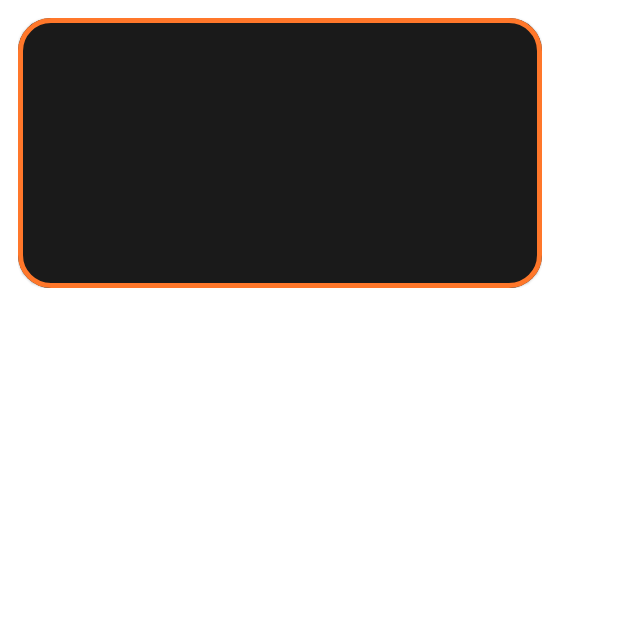
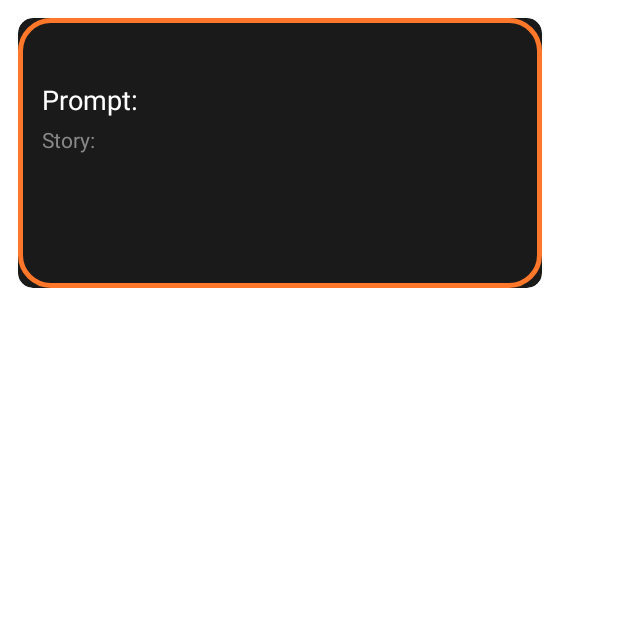
Before and after one commit to Palash2911/Athena, an Android app built with Jetpack Compose: the composable CustomPrompt called with empty values, on a phone screen of 412 x 824 dp, the top half of it. Run offline under Robolectric (Android 15) with nearby library versions, the light colour scheme and no system bars; our stand-ins replace Firebase (no records; nobody signed in at launch, a user with empty details on screens opened directly); 1 statement that could not run was skipped.

Commit message:
Profile screen UI refinements
Signed-off-by: Arjun Ingole <arjuningole38@gmail.com>

```diff
--- a/app/src/main/java/com/gdsc/athena/screens/ProfileScreen.kt
+++ b/app/src/main/java/com/gdsc/athena/screens/ProfileScreen.kt
@@ -123,13 +123,13 @@ fun ProfileScreen(onNextButtonClicked:()->Unit, onPrevButtonClicked:()->Unit){
                     )
                 }
                 Text(
-                    text = "Saved prompts",
+                    text = "Saved Stories",
                     style = TextStyle(
                         fontSize = 30.sp,
                         color = Color.LightGray
                     ),
-                    modifier = Modifier.padding(start = 40.dp),
-                    textAlign = TextAlign.Start
+                    modifier = Modifier.fillMaxWidth(0.63f),
+                    textAlign = TextAlign.Center
                 )
             }
         }
@@ -161,18 +161,21 @@ fun CustomPrompt(type: String, prompt : String, story : String , modifier: Modif
             .border(width = 3.dp, color = Color(0XFFFF772A), shape = RoundedCornerShape(22.dp))
             .clip(shape = RoundedCornerShape(10.dp)),
 
-        shape = RoundedCornerShape(22.dp)
+        shape = RoundedCornerShape(10.dp),
     ) {
-        Column(modifier = Modifier.background(color=Color(0xFF1A1A1A))) {
+        Column(
+            modifier = Modifier.background(color=Color(0xFF1A1A1A)),
+            verticalArrangement = Arrangement.Top,
+        ) {
             Text(text = type ,style = TextStyle(fontSize = 28.sp, color = Color(0xFFFFFFFF )), modifier = Modifier
                 .fillMaxWidth()
-                .padding(horizontal = 2.dp, vertical = 3.dp), textAlign = TextAlign.Center,)
-            Text(text = prompt , style = TextStyle(fontSize = 18.sp ,color = Color.White , textAlign = TextAlign.Center) , modifier = Modifier
+                .padding(horizontal = 16.dp, vertical = 4.dp), textAlign = TextAlign.Start,)
+            Text(text = "Prompt: " + prompt , style = TextStyle(fontSize = 18.sp ,color = Color.White , textAlign = TextAlign.Start) , modifier = Modifier
                 .fillMaxWidth()
-                .padding(horizontal = 9.dp), maxLines = 1, overflow = TextOverflow.Ellipsis)
-            Text(text = story , style = TextStyle(fontSize = 14.sp ,color = Color.Gray , textAlign = TextAlign.Center) , modifier = Modifier
+                .padding(horizontal = 16.dp, vertical = 4.dp), maxLines = 1, overflow = TextOverflow.Ellipsis)
+            Text(text = "Story: " + story.replace("\n", " ") , style = TextStyle(fontSize = 14.sp ,color = Color.Gray , textAlign = TextAlign.Start) , modifier = Modifier
                 .fillMaxWidth()
-                .padding(horizontal = 9.dp), maxLines = 3, overflow = TextOverflow.Ellipsis)
+                .padding(horizontal = 16.dp, vertical = 4.dp), maxLines = 3)
             Spacer(Modifier.height(5.dp))
         }
     }
```
